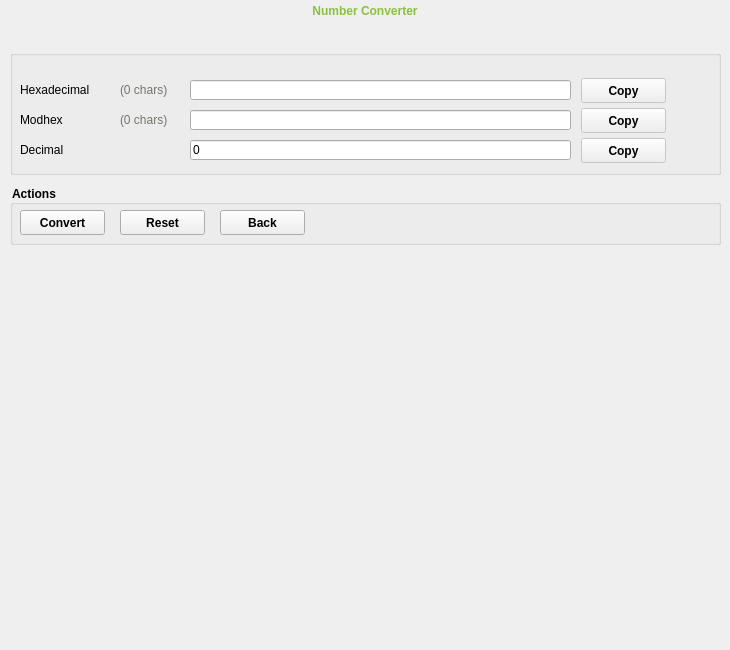
Old version of the form src/ui/toolpage.ui in the repository Yubico/yubikey-personalization-gui.
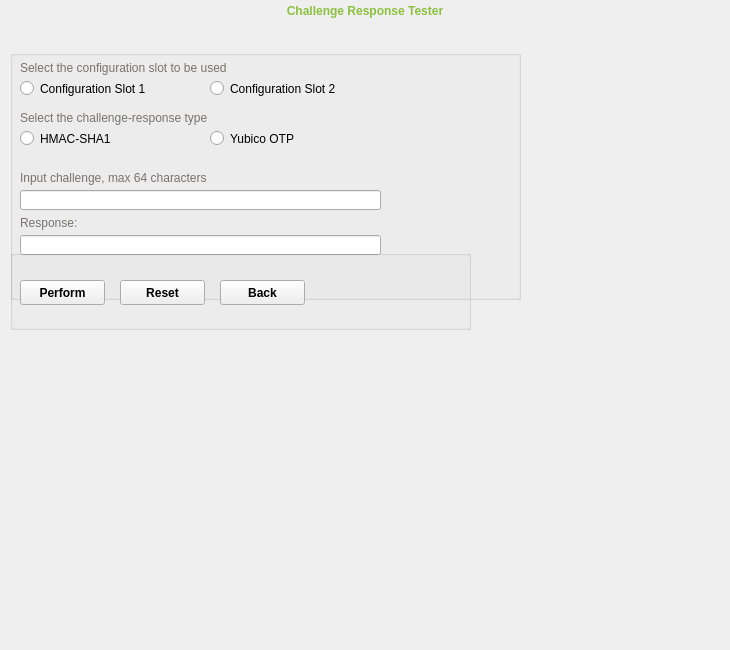
New version of the form.

Commit message: implement a tool feature for testing challenge-response in key

```diff
--- a/src/ui/toolpage.ui
+++ b/src/ui/toolpage.ui
@@ -30,7 +30,7 @@
 color: rgb(0, 0, 0);</string>
   </property>
   <property name="currentIndex">
-   <number>1</number>
+   <number>2</number>
   </property>
   <widget class="QWidget" name="basePage">
    <widget class="QLabel" name="baseHeadingLbl">
@@ -533,6 +533,305 @@
     </widget>
    </widget>
   </widget>
+  <widget class="QWidget" name="chalRespPage">
+   <widget class="QLabel" name="chalRespHeadingLbl">
+    <property name="geometry">
+     <rect>
+      <x>10</x>
+      <y>0</y>
+      <width>710</width>
+      <height>22</height>
+     </rect>
+    </property>
+    <property name="styleSheet">
+     <string notr="true">font: 18px &quot;Verdana&quot;;
+font-weight: bold;
+color: rgb(140, 192, 65);</string>
+    </property>
+    <property name="text">
+     <string>Challenge Response Tester</string>
+    </property>
+    <property name="alignment">
+     <set>Qt::AlignCenter</set>
+    </property>
+   </widget>
+   <widget class="QGroupBox" name="chalRespInput">
+    <property name="geometry">
+     <rect>
+      <x>10</x>
+      <y>50</y>
+      <width>511</width>
+      <height>250</height>
+     </rect>
+    </property>
+    <widget class="QWidget" name="typeWidget" native="true">
+     <property name="geometry">
+      <rect>
+       <x>0</x>
+       <y>60</y>
+       <width>361</width>
+       <height>50</height>
+      </rect>
+     </property>
+     <widget class="QLabel" name="chalRespTypeLabel">
+      <property name="geometry">
+       <rect>
+        <x>10</x>
+        <y>0</y>
+        <width>321</width>
+        <height>16</height>
+       </rect>
+      </property>
+      <property name="styleSheet">
+       <string notr="true">font-weight: normal;
+color: rgb(118, 116, 108);</string>
+      </property>
+      <property name="text">
+       <string>Select the challenge-response type</string>
+      </property>
+     </widget>
+     <widget class="QRadioButton" name="chalRespHmacRadio">
+      <property name="geometry">
+       <rect>
+        <x>10</x>
+        <y>20</y>
+        <width>151</width>
+        <height>17</height>
+       </rect>
+      </property>
+      <property name="styleSheet">
+       <string notr="true">font-weight: normal;</string>
+      </property>
+      <property name="text">
+       <string>HMAC-SHA1</string>
+      </property>
+      <property name="checkable">
+       <bool>true</bool>
+      </property>
+      <property name="checked">
+       <bool>false</bool>
+      </property>
+     </widget>
+     <widget class="QRadioButton" name="chalRespYubicoRadio">
+      <property name="geometry">
+       <rect>
+        <x>200</x>
+        <y>20</y>
+        <width>151</width>
+        <height>17</height>
+       </rect>
+      </property>
+      <property name="styleSheet">
+       <string notr="true">font-weight: normal;</string>
+      </property>
+      <property name="text">
+       <string>Yubico OTP</string>
+      </property>
+     </widget>
+    </widget>
+    <widget class="QWidget" name="slotWidget" native="true">
+     <property name="geometry">
+      <rect>
+       <x>0</x>
+       <y>0</y>
+       <width>361</width>
+       <height>50</height>
+      </rect>
+     </property>
+     <widget class="QLabel" name="chalRespSlotLabel">
+      <property name="geometry">
+       <rect>
+        <x>10</x>
+        <y>10</y>
+        <width>321</width>
+        <height>16</height>
+       </rect>
+      </property>
+      <property name="styleSheet">
+       <string notr="true">font-weight: normal;
+color: rgb(118, 116, 108);</string>
+      </property>
+      <property name="text">
+       <string>Select the configuration slot to be used</string>
+      </property>
+     </widget>
+     <widget class="QRadioButton" name="chalRespSlot1Radio">
+      <property name="geometry">
+       <rect>
+        <x>10</x>
+        <y>30</y>
+        <width>151</width>
+        <height>17</height>
+       </rect>
+      </property>
+      <property name="styleSheet">
+       <string notr="true">font-weight: normal;</string>
+      </property>
+      <property name="text">
+       <string>Configuration Slot 1</string>
+      </property>
+      <property name="checkable">
+       <bool>true</bool>
+      </property>
+      <property name="checked">
+       <bool>false</bool>
+      </property>
+     </widget>
+     <widget class="QRadioButton" name="chalRespSlot2Radio">
+      <property name="geometry">
+       <rect>
+        <x>200</x>
+        <y>30</y>
+        <width>151</width>
+        <height>17</height>
+       </rect>
+      </property>
+      <property name="styleSheet">
+       <string notr="true">font-weight: normal;</string>
+      </property>
+      <property name="text">
+       <string>Configuration Slot 2</string>
+      </property>
+     </widget>
+    </widget>
+    <widget class="QLabel" name="chalRespChallengeLabel">
+     <property name="geometry">
+      <rect>
+       <x>10</x>
+       <y>120</y>
+       <width>321</width>
+       <height>16</height>
+      </rect>
+     </property>
+     <property name="styleSheet">
+      <string notr="true">font-weight: normal;
+          color: rgb(118, 116, 108);</string>
+     </property>
+     <property name="text">
+      <string>Input challenge, max 64 characters</string>
+     </property>
+    </widget>
+    <widget class="QLineEdit" name="chalRespChallenge">
+     <property name="geometry">
+      <rect>
+       <x>10</x>
+       <y>140</y>
+       <width>361</width>
+       <height>20</height>
+      </rect>
+     </property>
+     <property name="sizePolicy">
+      <sizepolicy hsizetype="Fixed" vsizetype="Fixed">
+       <horstretch>0</horstretch>
+       <verstretch>0</verstretch>
+      </sizepolicy>
+     </property>
+     <property name="styleSheet">
+      <string notr="true">font-weight: normal;</string>
+     </property>
+     <property name="maxLength">
+      <number>64</number>
+     </property>
+     <property name="cursorPosition">
+      <number>0</number>
+     </property>
+    </widget>
+    <widget class="QLabel" name="chalRespResponseLabel">
+     <property name="geometry">
+      <rect>
+       <x>10</x>
+       <y>165</y>
+       <width>321</width>
+       <height>16</height>
+      </rect>
+     </property>
+     <property name="styleSheet">
+      <string notr="true">font-weight: normal;
+          color: rgb(118, 116, 108);</string>
+     </property>
+     <property name="text">
+      <string>Response:</string>
+     </property>
+    </widget>
+    <widget class="QLineEdit" name="chalRespResponse">
+     <property name="geometry">
+      <rect>
+       <x>10</x>
+       <y>185</y>
+       <width>361</width>
+       <height>20</height>
+      </rect>
+     </property>
+     <property name="sizePolicy">
+      <sizepolicy hsizetype="Fixed" vsizetype="Fixed">
+       <horstretch>0</horstretch>
+       <verstretch>0</verstretch>
+      </sizepolicy>
+     </property>
+     <property name="styleSheet">
+      <string notr="true">font-weight: normal;</string>
+     </property>
+     <property name="maxLength">
+      <number>64</number>
+     </property>
+     <property name="readOnly">
+       <bool>true</bool>
+     </property>
+    </widget>
+   </widget>
+   <widget class="QGroupBox" name="chalRespActions">
+    <property name="geometry">
+     <rect>
+      <x>10</x>
+      <y>250</y>
+      <width>461</width>
+      <height>80</height>
+     </rect>
+    </property>
+    <property name="styleSheet">
+     <string notr="true">font-weight: bold;</string>
+    </property>
+    <widget class="QPushButton" name="chalRespPerformBtn">
+     <property name="geometry">
+      <rect>
+       <x>10</x>
+       <y>30</y>
+       <width>85</width>
+       <height>25</height>
+      </rect>
+     </property>
+     <property name="text">
+      <string>Perform</string>
+     </property>
+    </widget>
+    <widget class="QPushButton" name="chalRespBackBtn">
+     <property name="geometry">
+      <rect>
+       <x>210</x>
+       <y>30</y>
+       <width>85</width>
+       <height>25</height>
+      </rect>
+     </property>
+     <property name="text">
+      <string>Back</string>
+     </property>
+    </widget>
+    <widget class="QPushButton" name="chalRespResetBtn">
+     <property name="geometry">
+      <rect>
+       <x>110</x>
+       <y>30</y>
+       <width>85</width>
+       <height>25</height>
+      </rect>
+     </property>
+     <property name="text">
+      <string>Reset</string>
+     </property>
+    </widget>
+   </widget>
+  </widget>
  </widget>
  <tabstops>
   <tabstop>converterHexTxt</tabstop>
```
Left out of the diff: 48 changed lines with no effect on the pictures. The commit also changes 3 other files.
